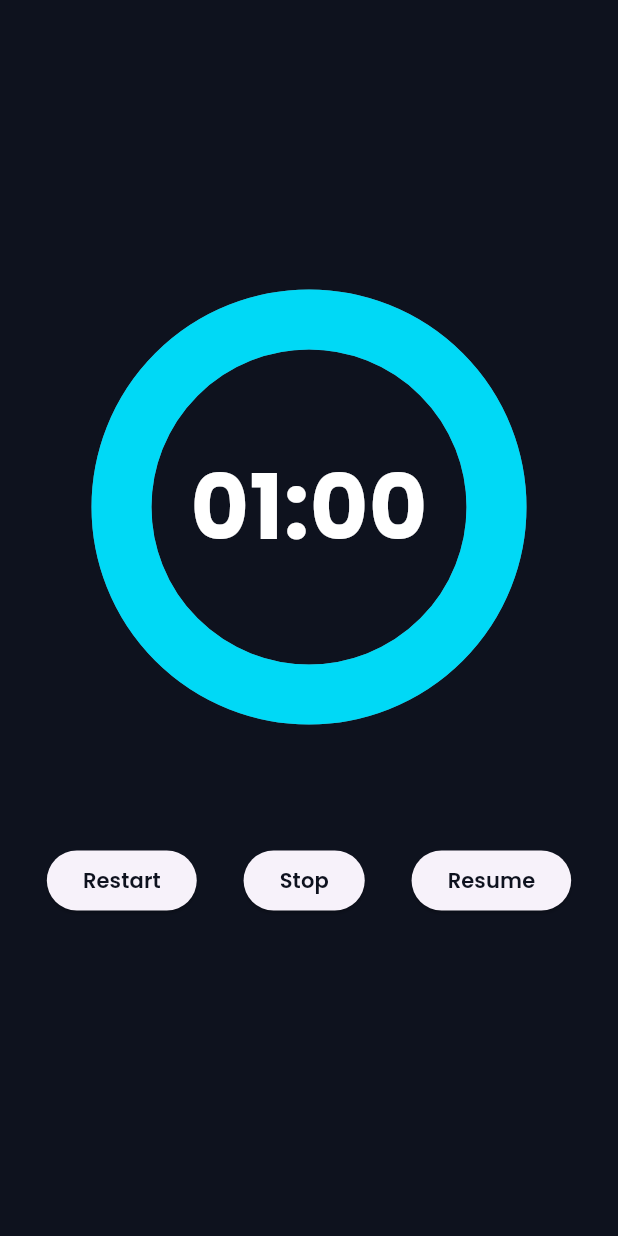
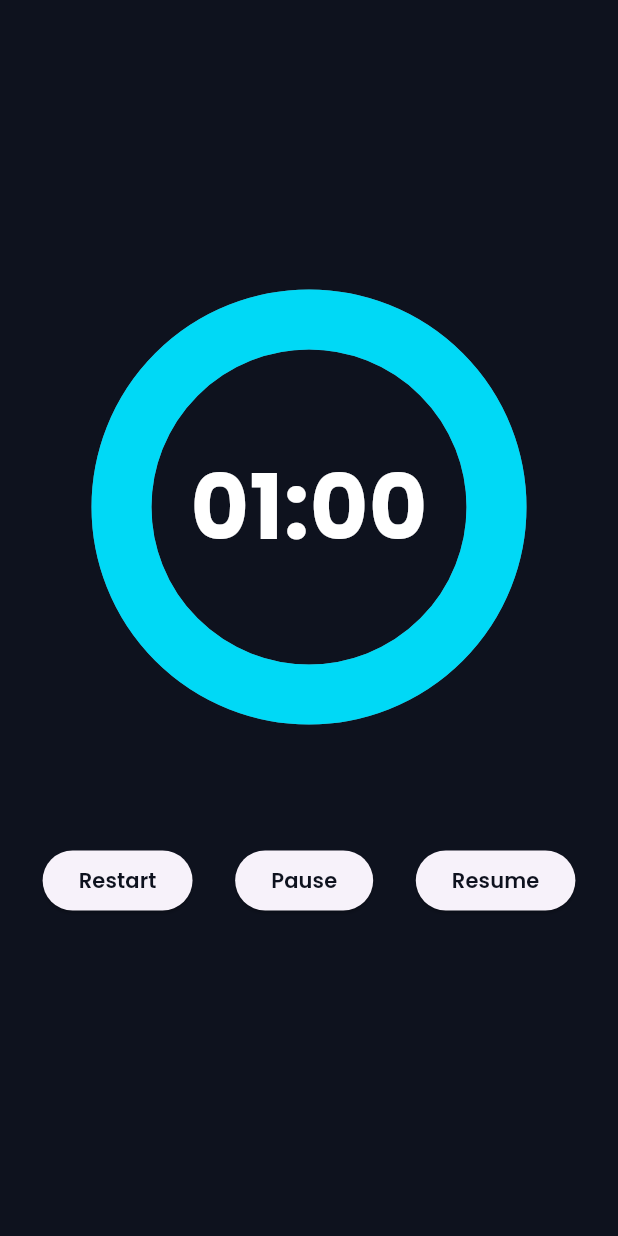
Before and after one commit to NimaPayande/Countdown-Timer-Flutter, a Flutter app: the screen it shows after launch, on a phone screen of 412 x 824 dp. Run offline on Flutter 3.47's test engine with Material 2 defaults, Android fonts, the phone set to English and light mode, and no system bars; drawn by our look-alikes of circular_countdown_timer; our stand-ins replace google_fonts.

Commit message:
rename stop to puase

```diff
--- a/lib/main.dart
+++ b/lib/main.dart
@@ -1,6 +1,5 @@
 import 'package:flutter/material.dart';
 import 'package:circular_countdown_timer/circular_countdown_timer.dart';
-import 'package:google_fonts/google_fonts.dart';
 import 'package:timer/constants.dart';
 
 void main() {
@@ -77,7 +76,7 @@ class _CountDownTimerState extends State<CountDownTimer> {
                   text: 'Restart',
                   onPressed: () => _countDownController.start()),
               Button(
-                  text: 'Stop', onPressed: () => _countDownController.pause()),
+                  text: 'Pause', onPressed: () => _countDownController.pause()),
               Button(
                   text: 'Resume',
                   onPressed: () => _countDownController.resume()),
```
